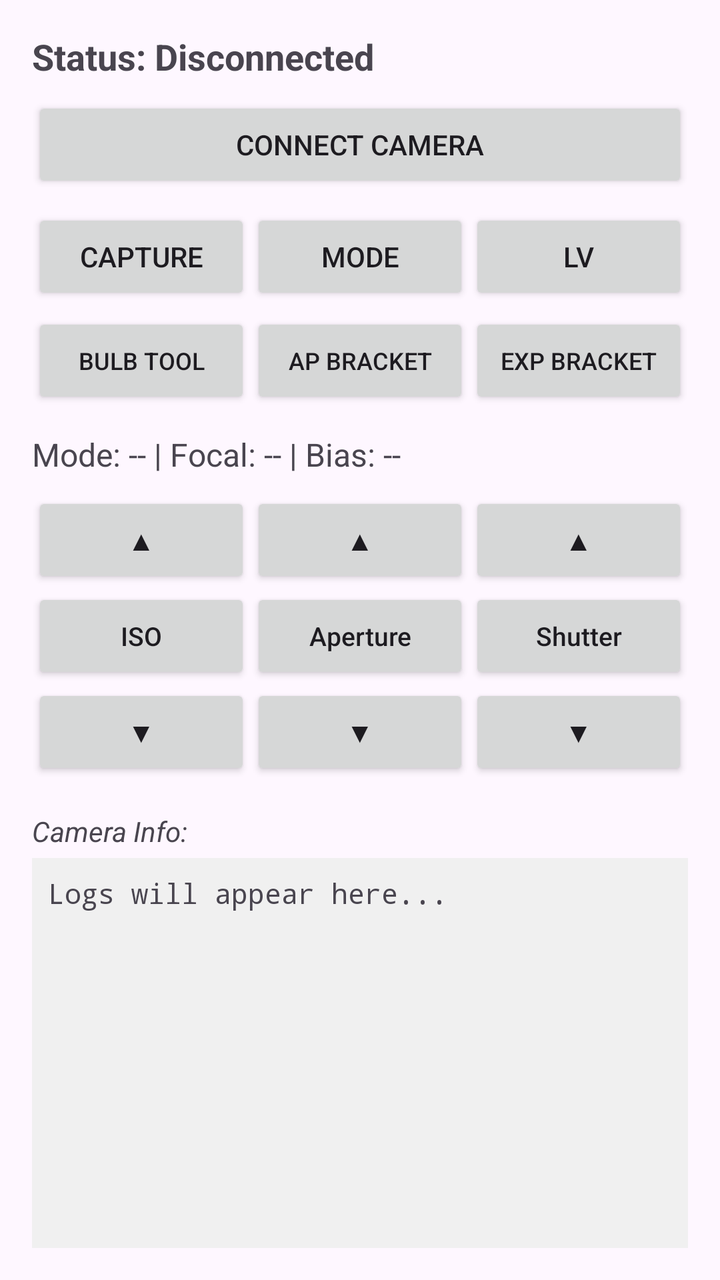
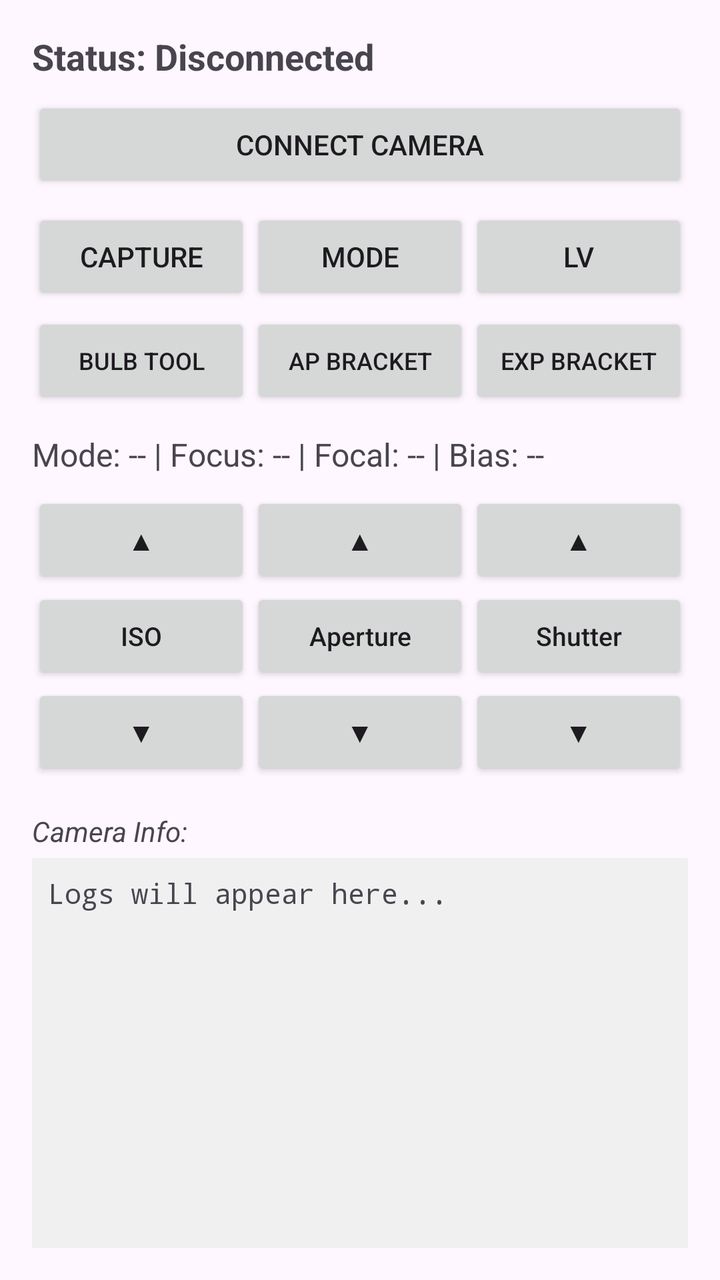

Before-and-after screenshots of an Android layout around one commit, followed by the original layout XML and the change that was made.
<!-- AndroidManifest.xml: application theme Theme.NikonD300Controller -->
<!-- res/layout/activity_main.xml -->
<?xml version="1.0" encoding="utf-8"?>
<androidx.constraintlayout.widget.ConstraintLayout xmlns:android="http://schemas.android.com/apk/res/android"
    xmlns:app="http://schemas.android.com/apk/res-auto"
    xmlns:tools="http://schemas.android.com/tools"
    android:id="@+id/main"
    android:layout_width="match_parent"
    android:layout_height="match_parent"
    tools:context=".MainActivity">

    <LinearLayout
        android:layout_width="match_parent"
        android:layout_height="match_parent"
        android:orientation="vertical"
        android:padding="16dp">

        <TextView
            android:id="@+id/statusText"
            android:layout_width="match_parent"
            android:layout_height="wrap_content"
            android:text="@string/status_disconnected"
            android:textSize="18sp"
            android:textStyle="bold" />

        <Button
            android:id="@+id/connectButton"
            android:layout_width="match_parent"
            android:layout_height="wrap_content"
            android:layout_marginTop="8dp"
            android:text="@string/btn_connect" />

        <LinearLayout
            android:layout_width="match_parent"
            android:layout_height="wrap_content"
            android:orientation="horizontal"
            android:layout_marginTop="8dp">

            <Button
                android:id="@+id/captureButton"
                android:layout_width="0dp"
                android:layout_height="wrap_content"
                android:layout_weight="1"
                android:text="Capture" />

            <Button
                android:id="@+id/modeButton"
                android:layout_width="0dp"
                android:layout_height="wrap_content"
                android:layout_weight="1"
                android:text="Mode" />

            <Button
                android:id="@+id/liveViewButton"
                android:layout_width="0dp"
                android:layout_height="wrap_content"
                android:layout_weight="1"
                android:text="LV" />
        </LinearLayout>

        <LinearLayout
            android:layout_width="match_parent"
            android:layout_height="wrap_content"
            android:orientation="horizontal"
            android:layout_marginTop="4dp">

            <Button
                android:id="@+id/bulbButton"
                android:layout_width="0dp"
                android:layout_height="wrap_content"
                android:layout_weight="1"
                android:textSize="12sp"
                android:text="Bulb Tool" />

            <Button
                android:id="@+id/apBracketingButton"
                android:layout_width="0dp"
                android:layout_height="wrap_content"
                android:layout_weight="1"
                android:textSize="12sp"
                android:text="Ap Bracket" />

            <Button
                android:id="@+id/expBracketingButton"
                android:layout_width="0dp"
                android:layout_height="wrap_content"
                android:layout_weight="1"
                android:textSize="12sp"
                android:text="Exp Bracket" />
        </LinearLayout>

        <TextView
            android:id="@+id/propText"
            android:layout_width="match_parent"
            android:layout_height="wrap_content"
            android:layout_marginTop="12dp"
            android:text="Mode: -- | Focal: -- | Bias: --"
            android:textSize="16sp" />

        <LinearLayout
            android:layout_width="match_parent"
            android:layout_height="wrap_content"
            android:orientation="horizontal"
            android:layout_marginTop="8dp">

            
            <LinearLayout
                android:layout_width="0dp"
                android:layout_height="wrap_content"
                android:layout_weight="1"
                android:orientation="vertical"
                android:gravity="center">
                <Button
                    android:id="@+id/isoUpButton"
                    android:layout_width="match_parent"
                    android:layout_height="wrap_content"
                    android:padding="2dp"
                    android:text="▲" />
                <Button
                    android:id="@+id/isoButton"
                    android:layout_width="match_parent"
                    android:layout_height="wrap_content"
                    android:padding="2dp"
                    android:textSize="13sp"
                    android:textAllCaps="false"
                    android:text="ISO" />
                <Button
                    android:id="@+id/isoDownButton"
                    android:layout_width="match_parent"
                    android:layout_height="wrap_content"
                    android:padding="2dp"
                    android:text="▼" />
            </LinearLayout>

            
            <LinearLayout
                android:layout_width="0dp"
                android:layout_height="wrap_content"
                android:layout_weight="1"
                android:orientation="vertical"
                android:gravity="center">
                <Button
                    android:id="@+id/apertureUpButton"
                    android:layout_width="match_parent"
                    android:layout_height="wrap_content"
                    android:padding="2dp"
                    android:text="▲" />
                <Button
                    android:id="@+id/apertureButton"
                    android:layout_width="match_parent"
                    android:layout_height="wrap_content"
                    android:padding="2dp"
                    android:textSize="13sp"
                    android:textAllCaps="false"
                    android:text="Aperture" />
                <Button
                    android:id="@+id/apertureDownButton"
                    android:layout_width="match_parent"
                    android:layout_height="wrap_content"
                    android:padding="2dp"
                    android:text="▼" />
            </LinearLayout>

            
            <LinearLayout
                android:layout_width="0dp"
                android:layout_height="wrap_content"
                android:layout_weight="1"
                android:orientation="vertical"
                android:gravity="center">
                <Button
                    android:id="@+id/shutterUpButton"
                    android:layout_width="match_parent"
                    android:layout_height="wrap_content"
                    android:padding="2dp"
                    android:text="▲" />
                <Button
                    android:id="@+id/shutterButton"
                    android:layout_width="match_parent"
                    android:layout_height="wrap_content"
                    android:padding="2dp"
                    android:textSize="13sp"
                    android:textAllCaps="false"
                    android:text="Shutter" />
                <Button
                    android:id="@+id/shutterDownButton"
                    android:layout_width="match_parent"
                    android:layout_height="wrap_content"
                    android:padding="2dp"
                    android:text="▼" />
            </LinearLayout>
        </LinearLayout>

        <TextView
            android:layout_width="match_parent"
            android:layout_height="wrap_content"
            android:layout_marginTop="16dp"
            android:text="@string/info_label"
            android:textStyle="italic" />

        <ScrollView
            android:layout_width="match_parent"
            android:layout_height="0dp"
            android:layout_weight="1"
            android:layout_marginTop="4dp"
            android:background="#F0F0F0"
            android:padding="8dp">

            <TextView
                android:id="@+id/infoText"
                android:layout_width="match_parent"
                android:layout_height="wrap_content"
                android:fontFamily="monospace"
                android:text="Logs will appear here..." />
        </ScrollView>

    </LinearLayout>

</androidx.constraintlayout.widget.ConstraintLayout>
<!-- resources referenced by this layout -->
<resources>
  <string name="btn_connect">Connect Camera</string>
  <string name="info_label">Camera Info:</string>
  <string name="status_disconnected">Status: Disconnected</string>
  <style name="Theme.NikonD300Controller" parent="Base.Theme.NikonD300Controller" />
  <style name="Base.Theme.NikonD300Controller" parent="Theme.Material3.DayNight.NoActionBar">
          
          
      </style>
</resources>

<!-- the commit's change to res/layout/activity_main.xml (unified diff, before → after) -->
@@ -92,7 +92,7 @@
             android:layout_width="match_parent"
             android:layout_height="wrap_content"
             android:layout_marginTop="12dp"
-            android:text="Mode: -- | Focal: -- | Bias: --"
+            android:text="Mode: -- | Focus: -- | Focal: -- | Bias: --"
             android:textSize="16sp" />
 
         <LinearLayout
